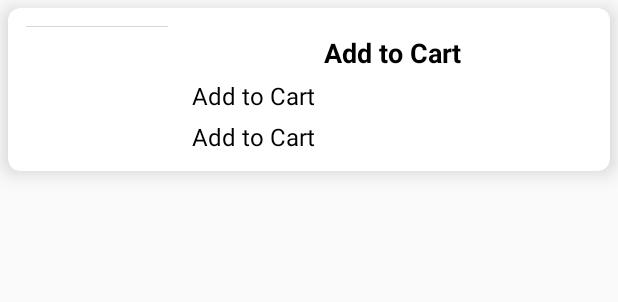
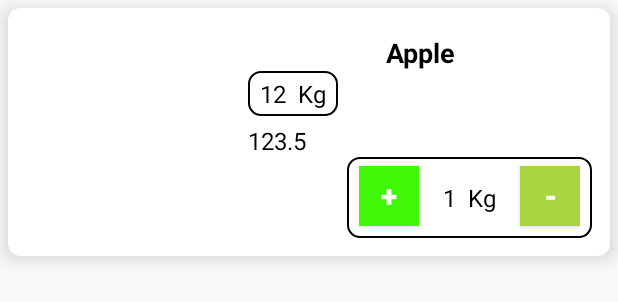
Before and after one commit to rahulkhatri19/VegCart_Firebase, an Android app: the layout item_cart_layout.xml on its own in the app's theme, with its tools: preview values and no code run, on a phone screen of 412 x 824 dp. Shown: the top 302 px of the screen. Run offline under Robolectric (Android 15) with nearby library versions, the phone set to English and light mode, and no system bars.

Commit message:
cart item layout edit

```diff
--- a/app/src/main/java/in/example/rahul/vegcartpro/activity/CartActivity.kt
+++ b/app/src/main/java/in/example/rahul/vegcartpro/activity/CartActivity.kt
@@ -16,6 +16,9 @@ class CartActivity : AppCompatActivity() {
 
         val cartList = mutableListOf<CartModel>()
 
+        cartList.add(CartModel("Apple", "125", "2", "", "https://firebasestorage.googleapis.com/v0/b/vegcartpro.appspot.com/o/food%2Fapple.jpg?alt=media&token=362c76b4-9991-4e8d-b8fc-bfa2915ce7c4"))
+        cartList.add(CartModel("Broccoli", "110", "2.5", "", "https://firebasestorage.googleapis.com/v0/b/vegcartpro.appspot.com/o/food%2Fbroccoli.jpg?alt=media&token=d1cb439d-af6f-40c7-ae62-72d7bef2bd64"))
+
         rvCart.layoutManager = LinearLayoutManager(this, LinearLayoutManager.VERTICAL, false)
         rvCart.adapter = CartAdapter(cartList, this)
     }
--- a/app/src/main/java/in/example/rahul/vegcartpro/activity/DetailActivity.kt
+++ b/app/src/main/java/in/example/rahul/vegcartpro/activity/DetailActivity.kt
@@ -106,7 +106,7 @@ class DetailActivity : AppCompatActivity() {
                 val newPostRef = ref.push()
                 newPostRef.setValue(CartModel(foodName, tvPrice.text.toString(), tvQuantity.text.toString(), "Cart", image))
                 Toast.makeText(baseContext, "Order Added to Cart Successfully \n Thank you", Toast.LENGTH_SHORT).show()
-                startActivity(Intent(this, HomeActivity::class.java))
+                startActivity(Intent(this, CartActivity::class.java))
         }
         builder.setCancelable(false)
         val alert:AlertDialog = builder.create()
--- /dev/null
+++ b/app/src/main/res/drawable/back_white_border_black.xml
@@ -0,0 +1,8 @@
+<?xml version="1.0" encoding="utf-8"?>
+<shape xmlns:android="http://schemas.android.com/apk/res/android">
+    <solid android:color="@color/white" />
+    <corners android:radius="8dp" />
+    <stroke
+        android:width="1dp"
+        android:color="@color/black" />
+</shape>
--- a/app/src/main/res/layout/item_cart_layout.xml
+++ b/app/src/main/res/layout/item_cart_layout.xml
@@ -18,22 +18,22 @@
         android:padding="12dp">
 
         <androidx.constraintlayout.widget.Guideline
-            android:id="@+id/gl_25"
+            android:id="@+id/gl_35"
             android:layout_width="wrap_content"
             android:layout_height="wrap_content"
             android:orientation="vertical"
-            app:layout_constraintGuide_percent="0.25"
+            app:layout_constraintGuide_percent="0.35"
             app:layout_constraintStart_toStartOf="parent" />
 
         <ImageView
             android:id="@+id/ivProduct"
             android:layout_width="0dp"
-            android:layout_height="wrap_content"
-            android:contentDescription="@string/productImage"
-            app:layout_constraintEnd_toStartOf="@id/gl_25"
+            android:layout_height="120dp"
+            android:scaleType="centerCrop"
+           android:contentDescription="@string/productImage"
+            app:layout_constraintEnd_toStartOf="@id/gl_35"
             app:layout_constraintStart_toStartOf="parent"
-            app:layout_constraintTop_toTopOf="parent"
-            tools:src="@tools:sample/avatars" />
+            app:layout_constraintTop_toTopOf="parent" />
 
         <TextView
             android:id="@+id/tvProductName"
@@ -46,22 +46,96 @@
             android:textSize="18sp"
             android:textStyle="bold"
             app:layout_constraintEnd_toEndOf="parent"
-            app:layout_constraintStart_toEndOf="@id/gl_25"
+            app:layout_constraintStart_toEndOf="@id/gl_35"
             app:layout_constraintTop_toTopOf="parent"
-            tools:text="@string/add_to_cart" />
+            tools:text="Apple" />
 
-        <TextView
-            android:id="@+id/tvProductQuantity"
-            android:layout_width="0dp"
+        <LinearLayout
+            android:id="@+id/llQuantity"
+            android:layout_width="wrap_content"
             android:layout_height="wrap_content"
             android:layout_marginStart="16dp"
-            android:layout_marginTop="5dp"
-            android:textColor="@color/black"
-            android:textSize="16sp"
+            android:background="@drawable/back_white_border_black"
+            android:orientation="horizontal"
+            android:paddingStart="8dp"
+            android:paddingTop="4dp"
+            android:paddingEnd="8dp"
+            android:paddingBottom="4dp"
+            app:layout_constraintStart_toEndOf="@id/gl_35"
+            app:layout_constraintTop_toBottomOf="@id/tvProductName">
+
+            <TextView
+                android:id="@+id/tvProductQuantity"
+                android:layout_width="wrap_content"
+                android:layout_height="wrap_content"
+                android:textColor="@color/black"
+                android:textSize="16sp"
+                tools:text="12" />
+
+            <TextView
+                android:id="@+id/tvProductQuantityUnit"
+                android:layout_width="wrap_content"
+                android:layout_height="wrap_content"
+                android:layout_marginStart="8dp"
+                android:text="Kg"
+                android:textColor="@color/black"
+                android:textSize="16sp" />
+
+        </LinearLayout>
+
+        <LinearLayout
+            android:layout_width="wrap_content"
+            android:layout_height="wrap_content"
+            android:background="@drawable/back_white_border_black"
+            android:orientation="horizontal"
+            android:paddingStart="8dp"
+            android:paddingEnd="8dp"
             app:layout_constraintEnd_toEndOf="parent"
-            app:layout_constraintStart_toEndOf="@id/gl_25"
-            app:layout_constraintTop_toBottomOf="@id/tvProductName"
-            tools:text="@string/add_to_cart" />
+            app:layout_constraintTop_toBottomOf="@id/tvProductPrice">
+
+            <Button
+                android:id="@+id/btn_increment"
+                android:layout_width="40dp"
+                android:layout_height="40dp"
+                android:background="@color/green"
+                android:text="+"
+                android:textColor="@color/white"
+                android:textSize="20sp"
+                android:textStyle="bold" />
+
+            <TextView
+                android:id="@+id/tv_quantity"
+                android:layout_width="wrap_content"
+                android:layout_height="wrap_content"
+                android:paddingStart="16dp"
+                android:paddingTop="16dp"
+                android:paddingEnd="8dp"
+                android:paddingBottom="16dp"
+                android:text="1"
+                android:textColor="#000000"
+                android:textSize="16sp" />
+
+            <TextView
+                android:id="@+id/tv_unit"
+                android:layout_width="wrap_content"
+                android:layout_height="wrap_content"
+                android:paddingTop="16dp"
+                android:paddingEnd="16dp"
+                android:paddingBottom="16dp"
+                android:text="Kg"
+                android:textColor="#000000"
+                android:textSize="16sp" />
+
+            <Button
+                android:id="@+id/btn_decrement"
+                android:layout_width="40dp"
+                android:layout_height="40dp"
+                android:background="@color/btnSignActivity"
+                android:text="-"
+                android:textColor="@color/white"
+                android:textSize="20sp"
+                android:textStyle="bold" />
+        </LinearLayout>
 
         <TextView
             android:id="@+id/tvProductPrice"
@@ -72,9 +146,8 @@
             android:textColor="@color/black"
             android:textSize="16sp"
             app:layout_constraintEnd_toEndOf="parent"
-            app:layout_constraintStart_toEndOf="@id/gl_25"
-            app:layout_constraintTop_toBottomOf="@id/tvProductQuantity"
-            tools:text="@string/add_to_cart" />
-
+            app:layout_constraintStart_toEndOf="@id/gl_35"
+            app:layout_constraintTop_toBottomOf="@id/llQuantity"
+            tools:text="123.5" />
     </androidx.constraintlayout.widget.ConstraintLayout>
 </androidx.cardview.widget.CardView>
--- a/build.gradle
+++ b/build.gradle
@@ -8,7 +8,7 @@ buildscript {
         jcenter()
     }
     dependencies {
-        classpath 'com.android.tools.build:gradle:3.5.3'
+        classpath 'com.android.tools.build:gradle:4.0.0'
         classpath 'com.google.gms:google-services:4.3.3'
         classpath "org.jetbrains.kotlin:kotlin-gradle-plugin:$kotlin_version"
 
```
Also changed, not shown: gradle/wrapper/gradle-wrapper.properties.
